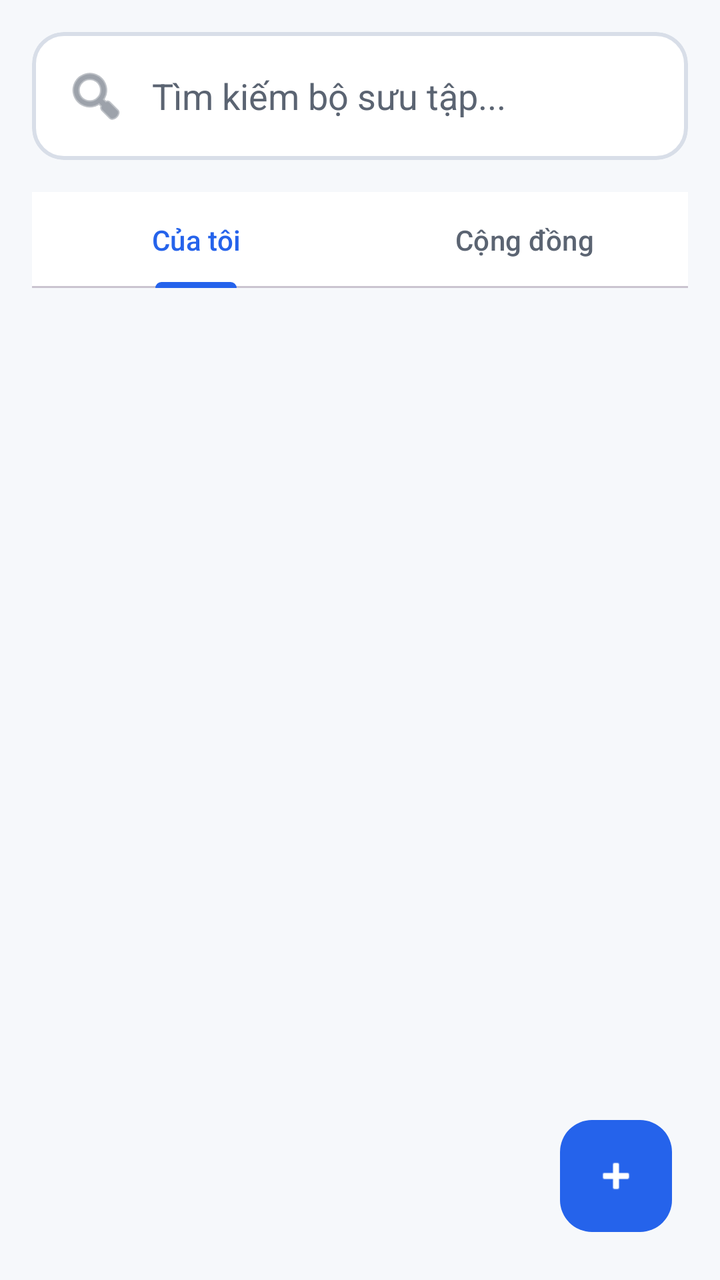
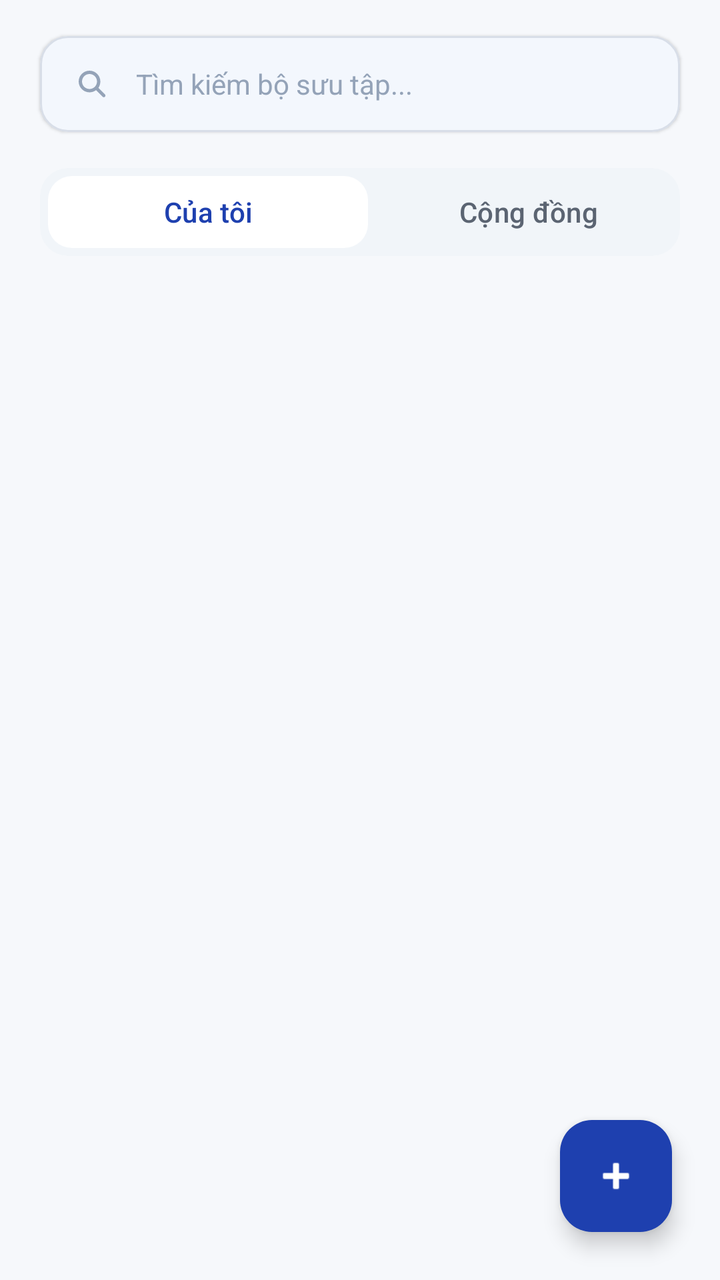

An Android layout rendered at two revisions. The XML below is the earlier revision; the diff shows what the commit changed to produce the second picture.
<!-- AndroidManifest.xml: application theme Theme.ObjectLanguage -->
<!-- res/layout/fragment_collection_list.xml -->
<?xml version="1.0" encoding="utf-8"?>
<androidx.coordinatorlayout.widget.CoordinatorLayout
    xmlns:android="http://schemas.android.com/apk/res/android"
    xmlns:app="http://schemas.android.com/apk/res-auto"
    android:layout_width="match_parent"
    android:layout_height="match_parent"
    android:background="@color/background">

    <LinearLayout
        android:layout_width="match_parent"
        android:layout_height="match_parent"
        android:orientation="vertical">

        <com.google.android.material.card.MaterialCardView
            android:layout_width="match_parent"
            android:layout_height="wrap_content"
            android:layout_margin="16dp"
            app:cardBackgroundColor="@color/surface"
            app:cardElevation="0dp"
            app:strokeWidth="2dp"
            app:strokeColor="@color/divider"
            app:cardCornerRadius="16dp">

            <EditText
                android:id="@+id/searchEditText"
                android:layout_width="match_parent"
                android:layout_height="wrap_content"
                android:padding="16dp"
                android:hint="@string/collection_search_hint"
                android:textColorHint="@color/text_secondary"
                android:textColor="@color/text_primary"
                android:drawableStart="@android:drawable/ic_menu_search"
                android:drawablePadding="12dp"
                android:drawableTint="@color/text_secondary"
                android:background="@android:color/transparent"
                android:inputType="text" />

        </com.google.android.material.card.MaterialCardView>

        <com.google.android.material.tabs.TabLayout
            android:id="@+id/tabLayout"
            android:layout_width="match_parent"
            android:layout_height="wrap_content"
            android:layout_marginStart="16dp"
            android:layout_marginEnd="16dp"
            android:layout_marginBottom="8dp"
            app:tabMode="fixed"
            app:tabGravity="fill"
            app:tabSelectedTextColor="@color/primary"
            app:tabTextColor="@color/text_secondary"
            app:tabIndicatorColor="@color/primary"
            app:tabRippleColor="@null">

            <com.google.android.material.tabs.TabItem
                android:layout_width="wrap_content"
                android:layout_height="wrap_content"
                android:text="@string/collection_tab_mine" />

            <com.google.android.material.tabs.TabItem
                android:layout_width="wrap_content"
                android:layout_height="wrap_content"
                android:text="@string/collection_tab_community" />

        </com.google.android.material.tabs.TabLayout>

        <FrameLayout
            android:id="@+id/myCollectionsContainer"
            android:layout_width="match_parent"
            android:layout_height="0dp"
            android:layout_weight="1">

            <androidx.recyclerview.widget.RecyclerView
                android:id="@+id/recyclerViewCollections"
                android:layout_width="match_parent"
                android:layout_height="match_parent"
                android:clipToPadding="false"
                android:padding="8dp" />

            <LinearLayout
                android:id="@+id/emptyStateLayout"
                android:layout_width="match_parent"
                android:layout_height="match_parent"
                android:orientation="vertical"
                android:gravity="center"
                android:visibility="gone">

                <TextView
                    android:layout_width="wrap_content"
                    android:layout_height="wrap_content"
                    android:text="📚"
                    android:textSize="64sp"
                    android:layout_marginBottom="16dp" />

                <TextView
                    android:layout_width="wrap_content"
                    android:layout_height="wrap_content"
                    android:text="@string/collection_empty_title"
                    android:textColor="@color/text_primary"
                    android:textSize="20sp"
                    android:textStyle="bold"
                    android:layout_marginBottom="8dp" />

                <TextView
                    android:layout_width="wrap_content"
                    android:layout_height="wrap_content"
                    android:text="@string/collection_empty_subtitle"
                    android:textAlignment="center"
                    android:textColor="@color/text_secondary" />

            </LinearLayout>

        </FrameLayout>

        <FrameLayout
            android:id="@+id/communityContainer"
            android:layout_width="match_parent"
            android:layout_height="0dp"
            android:layout_weight="1"
            android:visibility="gone">

            <androidx.recyclerview.widget.RecyclerView
                android:id="@+id/recyclerViewPublicCollections"
                android:layout_width="match_parent"
                android:layout_height="match_parent"
                android:clipToPadding="false"
                android:padding="8dp" />

            <LinearLayout
                android:id="@+id/communityEmptyState"
                android:layout_width="match_parent"
                android:layout_height="match_parent"
                android:orientation="vertical"
                android:gravity="center"
                android:visibility="gone">

                <TextView
                    android:layout_width="wrap_content"
                    android:layout_height="wrap_content"
                    android:text="🌐"
                    android:textSize="64sp"
                    android:layout_marginBottom="16dp" />

                <TextView
                    android:layout_width="wrap_content"
                    android:layout_height="wrap_content"
                    android:text="@string/collection_community_empty_title"
                    android:textColor="@color/text_primary"
                    android:textSize="20sp"
                    android:textStyle="bold"
                    android:layout_marginBottom="8dp" />

                <TextView
                    android:layout_width="wrap_content"
                    android:layout_height="wrap_content"
                    android:text="@string/collection_community_empty_subtitle"
                    android:textAlignment="center"
                    android:textColor="@color/text_secondary" />

            </LinearLayout>

        </FrameLayout>

        <ProgressBar
            android:id="@+id/progressBar"
            android:layout_width="wrap_content"
            android:layout_height="wrap_content"
            android:layout_gravity="center"
            android:visibility="gone" />

    </LinearLayout>

    <com.google.android.material.floatingactionbutton.FloatingActionButton
        android:id="@+id/fabAddCollection"
        android:layout_width="wrap_content"
        android:layout_height="wrap_content"
        android:layout_gravity="bottom|end"
        android:layout_margin="24dp"
        app:backgroundTint="@color/primary"
        app:tint="@color/text_on_primary"
        app:elevation="0dp"
        android:contentDescription="@string/collection_cd_add"
        app:srcCompat="@android:drawable/ic_input_add" />

</androidx.coordinatorlayout.widget.CoordinatorLayout>
<!-- resources referenced by this layout -->
<resources>
  <color name="background">#F6F8FB</color>
  <color name="divider">#D8DEE8</color>
  <color name="primary">#2563EB</color>
  <color name="surface">#FFFFFF</color>
  <color name="text_on_primary">#FFFFFF</color>
  <color name="text_primary">#111827</color>
  <color name="text_secondary">#5B6472</color>
  <string name="collection_cd_add">Thêm bộ sưu tập</string>
  <string name="collection_community_empty_subtitle">Hãy là người đầu tiên chia sẻ!</string>
  <string name="collection_community_empty_title">Chưa có bộ sưu tập công khai</string>
  <string name="collection_empty_subtitle">Tạo bộ sưu tập đầu tiên\nđể sắp xếp từ vựng của bạn</string>
  <string name="collection_empty_title">Chưa có bộ sưu tập</string>
  <string name="collection_search_hint">Tìm kiếm bộ sưu tập...</string>
  <string name="collection_tab_community">Cộng đồng</string>
  <string name="collection_tab_mine">Của tôi</string>
  <color name="primary_dark">#1E40AF</color>
  <color name="secondary">#16A34A</color>
  <color name="bottom_nav_bg">#FFFFFF</color>
  <style name="Widget.App.BottomNav.ActiveIndicator" parent="Widget.Material3.BottomNavigationView.ActiveIndicator">
          <item name="android:color">@color/surface_variant</item>
          <item name="shapeAppearance">@style/ShapeAppearance.App.SmallComponent</item>
      </style>
  <color name="primary_light">#DBEAFE</color>
  <color name="surface_variant">#EAF0F7</color>
  <style name="ShapeAppearance.App.SmallComponent" parent="ShapeAppearance.Material3.SmallComponent">
          <item name="cornerSize">14dp</item>
      </style>
  <!-- unchanged entries left out for length: 3 -->
</resources>

<!-- the commit's change to res/layout/fragment_collection_list.xml (unified diff, before → after) -->
@@ -13,55 +13,94 @@
 
         <com.google.android.material.card.MaterialCardView
             android:layout_width="match_parent"
-            android:layout_height="wrap_content"
-            android:layout_margin="16dp"
+            android:layout_height="48dp"
+            android:layout_marginStart="20dp"
+            android:layout_marginTop="18dp"
+            android:layout_marginEnd="20dp"
+            android:layout_marginBottom="18dp"
             app:cardBackgroundColor="@color/surface"
+            app:cardCornerRadius="14dp"
+            app:cardElevation="1dp"
+            app:strokeColor="@color/divider"
+            app:strokeWidth="1dp">
+
+            <LinearLayout
+                android:layout_width="match_parent"
+                android:layout_height="match_parent"
+                android:gravity="center_vertical"
+                android:orientation="horizontal">
+
+                <ImageView
+                    android:layout_width="20dp"
+                    android:layout_height="20dp"
+                    android:layout_marginStart="16dp"
+                    android:src="@drawable/ic_search"
+                    app:tint="@color/text_muted" />
+
+                <EditText
+                    android:id="@+id/searchEditText"
+                    android:layout_width="0dp"
+                    android:layout_height="match_parent"
+                    android:layout_weight="1"
+                    android:background="@android:color/transparent"
+                    android:gravity="center_vertical"
+                    android:hint="@string/collection_search_hint"
+                    android:inputType="text"
+                    android:maxLines="1"
+                    android:paddingStart="12dp"
+                    android:paddingEnd="16dp"
+                    android:textColor="@color/text_primary"
+                    android:textColorHint="@color/text_muted"
+                    android:textSize="14sp" />
+
+            </LinearLayout>
+
+        </com.google.android.material.card.MaterialCardView>
+
+        <com.google.android.material.card.MaterialCardView
+            android:layout_width="match_parent"
+            android:layout_height="44dp"
+            android:layout_marginStart="20dp"
+            android:layout_marginEnd="20dp"
+            android:layout_marginBottom="12dp"
+            app:cardBackgroundColor="@color/surface_soft"
+            app:cardCornerRadius="14dp"
             app:cardElevation="0dp"
-            app:strokeWidth="2dp"
-            app:strokeColor="@color/divider"
-            app:cardCornerRadius="16dp">
-
-            <EditText
-                android:id="@+id/searchEditText"
-                android:layout_width="match_parent"
-                android:layout_height="wrap_content"
-                android:padding="16dp"
-                android:hint="@string/collection_search_hint"
-                android:textColorHint="@color/text_secondary"
-                android:textColor="@color/text_primary"
-                android:drawableStart="@android:drawable/ic_menu_search"
-                android:drawablePadding="12dp"
-                android:drawableTint="@color/text_secondary"
+            app:strokeWidth="0dp">
+
+            <com.google.android.material.tabs.TabLayout
+                android:id="@+id/tabLayout"
+                android:layout_width="match_parent"
+                android:layout_height="match_parent"
+                android:padding="4dp"
                 android:background="@android:color/transparent"
-                android:inputType="text" />
+                app:tabBackground="@android:color/transparent"
+                app:tabGravity="fill"
+                app:tabIndicator="@drawable/bg_collection_tab_indicator"
+                app:tabIndicatorColor="@color/surface"
+                app:tabIndicatorFullWidth="true"
+                app:tabIndicatorGravity="stretch"
+                app:tabMinWidth="0dp"
+                app:tabMode="fixed"
+                app:tabPaddingEnd="0dp"
+                app:tabPaddingStart="0dp"
+                app:tabRippleColor="@null"
+                app:tabSelectedTextColor="@color/primary_dark"
+                app:tabTextColor="@color/text_secondary">
+
+                <com.google.android.material.tabs.TabItem
+                    android:layout_width="wrap_content"
+                    android:layout_height="wrap_content"
+                    android:text="@string/collection_tab_mine" />
+
+                <com.google.android.material.tabs.TabItem
+                    android:layout_width="wrap_content"
+                    android:layout_height="wrap_content"
+                    android:text="@string/collection_tab_community" />
+
+            </com.google.android.material.tabs.TabLayout>
 
         </com.google.android.material.card.MaterialCardView>
-
-        <com.google.android.material.tabs.TabLayout
-            android:id="@+id/tabLayout"
-            android:layout_width="match_parent"
-            android:layout_height="wrap_content"
-            android:layout_marginStart="16dp"
-            android:layout_marginEnd="16dp"
-            android:layout_marginBottom="8dp"
-            app:tabMode="fixed"
-            app:tabGravity="fill"
-            app:tabSelectedTextColor="@color/primary"
-            app:tabTextColor="@color/text_secondary"
-            app:tabIndicatorColor="@color/primary"
-            app:tabRippleColor="@null">
-
-            <com.google.android.material.tabs.TabItem
-                android:layout_width="wrap_content"
-                android:layout_height="wrap_content"
-                android:text="@string/collection_tab_mine" />
-
-            <com.google.android.material.tabs.TabItem
-                android:layout_width="wrap_content"
-                android:layout_height="wrap_content"
-                android:text="@string/collection_tab_community" />
-
-        </com.google.android.material.tabs.TabLayout>
 
         <FrameLayout
             android:id="@+id/myCollectionsContainer"
@@ -74,38 +113,42 @@
                 android:layout_width="match_parent"
                 android:layout_height="match_parent"
                 android:clipToPadding="false"
-                android:padding="8dp" />
+                android:paddingTop="2dp"
+                android:paddingBottom="104dp" />
 
             <LinearLayout
                 android:id="@+id/emptyStateLayout"
                 android:layout_width="match_parent"
                 android:layout_height="match_parent"
+                android:gravity="center"
                 android:orientation="vertical"
-                android:gravity="center"
+                android:paddingStart="32dp"
+                android:paddingEnd="32dp"
                 android:visibility="gone">
 
-                <TextView
-                    android:layout_width="wrap_content"
-                    android:layout_height="wrap_content"
-                    android:text="📚"
-                    android:textSize="64sp"
-                    android:layout_marginBottom="16dp" />
-
-                <TextView
-                    android:layout_width="wrap_content"
-                    android:layout_height="wrap_content"
+                <ImageView
+                    android:layout_width="64dp"
+                    android:layout_height="64dp"
+                    android:layout_marginBottom="16dp"
+                    android:src="@drawable/ic_book"
+                    app:tint="@color/text_muted" />
+
+                <TextView
+                    android:layout_width="wrap_content"
+                    android:layout_height="wrap_content"
+                    android:layout_marginBottom="8dp"
                     android:text="@string/collection_empty_title"
                     android:textColor="@color/text_primary"
                     android:textSize="20sp"
-                    android:textStyle="bold"
-                    android:layout_marginBottom="8dp" />
-
-                <TextView
-                    android:layout_width="wrap_content"
-                    android:layout_height="wrap_content"
+                    android:textStyle="bold" />
+
+                <TextView
+                    android:layout_width="wrap_content"
+                    android:layout_height="wrap_content"
+                    android:gravity="center"
                     android:text="@string/collection_empty_subtitle"
-                    android:textAlignment="center"
-                    android:textColor="@color/text_secondary" />
+                    android:textColor="@color/text_secondary"
+                    android:textSize="14sp" />
 
             </LinearLayout>
 
@@ -123,51 +166,55 @@
                 android:layout_width="match_parent"
                 android:layout_height="match_parent"
                 android:clipToPadding="false"
-                android:padding="8dp" />
+                android:paddingTop="2dp"
+                android:paddingBottom="32dp" />
 
             <LinearLayout
                 android:id="@+id/communityEmptyState"
                 android:layout_width="match_parent"
                 android:layout_height="match_parent"
+                android:gravity="center"
                 android:orientation="vertical"
-                android:gravity="center"
+                android:paddingStart="32dp"
+                android:paddingEnd="32dp"
                 android:visibility="gone">
 
-                <TextView
-                    android:layout_width="wrap_content"
-                    android:layout_height="wrap_content"
-                    android:text="🌐"
-                    android:textSize="64sp"
-                    android:layout_marginBottom="16dp" />
-
-                <TextView
-                    android:layout_width="wrap_content"
-                    android:layout_height="wrap_content"
+                <ImageView
+                    android:layout_width="64dp"
+                    android:layout_height="64dp"
+                    android:layout_marginBottom="16dp"
+                    android:src="@drawable/ic_folder_outline"
+                    app:tint="@color/text_muted" />
+
+                <TextView
+                    android:layout_width="wrap_content"
+                    android:layout_height="wrap_content"
+                    android:layout_marginBottom="8dp"
                     android:text="@string/collection_community_empty_title"
                     android:textColor="@color/text_primary"
                     android:textSize="20sp"
-                    android:textStyle="bold"
-                    android:layout_marginBottom="8dp" />
-
-                <TextView
-                    android:layout_width="wrap_content"
-                    android:layout_height="wrap_content"
+                    android:textStyle="bold" />
+
+                <TextView
+                    android:layout_width="wrap_content"
+                    android:layout_height="wrap_content"
+                    android:gravity="center"
                     android:text="@string/collection_community_empty_subtitle"
-                    android:textAlignment="center"
-                    android:textColor="@color/text_secondary" />
+                    android:textColor="@color/text_secondary"
+                    android:textSize="14sp" />
 
             </LinearLayout>
 
         </FrameLayout>
 
-        <ProgressBar
-            android:id="@+id/progressBar"
-            android:layout_width="wrap_content"
-            android:layout_height="wrap_content"
-            android:layout_gravity="center"
-            android:visibility="gone" />
-
     </LinearLayout>
+
+    <ProgressBar
+        android:id="@+id/progressBar"
+        android:layout_width="wrap_content"
+        android:layout_height="wrap_content"
+        android:layout_gravity="center"
+        android:visibility="gone" />
 
     <com.google.android.material.floatingactionbutton.FloatingActionButton
         android:id="@+id/fabAddCollection"
@@ -175,10 +222,9 @@
         android:layout_height="wrap_content"
         android:layout_gravity="bottom|end"
         android:layout_margin="24dp"
-        app:backgroundTint="@color/primary"
-        app:tint="@color/text_on_primary"
-        app:elevation="0dp"
         android:contentDescription="@string/collection_cd_add"
-        app:srcCompat="@android:drawable/ic_input_add" />
+        app:backgroundTint="@color/primary_dark"
+        app:srcCompat="@android:drawable/ic_input_add"
+        app:tint="@color/text_on_primary" />
 
 </androidx.coordinatorlayout.widget.CoordinatorLayout>
<!-- resource entries referenced after the edit -->
@@ -4,9 +4,55 @@
   <color name="divider">#D8DEE8</color>
   <color name="primary">#2563EB</color>
   <color name="surface">#FFFFFF</color>
+  <color name="surface_soft">#F1F5F9</color>
+  <color name="text_muted">#94A3B8</color>
   <color name="text_on_primary">#FFFFFF</color>
   <color name="text_primary">#111827</color>
   <color name="text_secondary">#5B6472</color>
+  <!-- drawable bg_collection_tab_indicator (drawable) -->
+  <?xml version="1.0" encoding="utf-8"?>
+  <shape xmlns:android="http://schemas.android.com/apk/res/android"
+      android:shape="rectangle">
+      <solid android:color="@color/surface" />
+      <corners android:radius="12dp" />
+  </shape>
+  <!-- drawable ic_book (drawable) -->
+  <vector xmlns:android="http://schemas.android.com/apk/res/android"
+      android:width="24dp"
+      android:height="24dp"
+      android:viewportWidth="24"
+      android:viewportHeight="24"
+      android:tint="?attr/colorControlNormal">
+      <path
+          android:fillColor="@android:color/white"
+          android:pathData="M18,2H6c-1.1,0 -2,0.9 -2,2v16c0,1.1 0.9,2 2,2h12c1.1,0 2,-0.9 2,-2V4c0,-1.1 -0.9,-2 -2,-2zM6,4h5v8l-2.5,-1.5L6,12V4z"/>
+  </vector>
+  <!-- drawable ic_folder_outline (drawable) -->
+  <?xml version="1.0" encoding="utf-8"?>
+  <vector xmlns:android="http://schemas.android.com/apk/res/android"
+      android:width="24dp"
+      android:height="24dp"
+      android:viewportWidth="24"
+      android:viewportHeight="24">
+      <path
+          android:fillColor="@android:color/transparent"
+          android:pathData="M3,7.5C3,6.12 4.12,5 5.5,5H9.2C9.9,5 10.56,5.33 10.98,5.89L12,7.25H18.5C19.88,7.25 21,8.37 21,9.75V16.5C21,17.88 19.88,19 18.5,19H5.5C4.12,19 3,17.88 3,16.5V7.5Z"
+          android:strokeColor="#111827"
+          android:strokeLineCap="round"
+          android:strokeLineJoin="round"
+          android:strokeWidth="1.8" />
+  </vector>
+  <!-- drawable ic_search (drawable) -->
+  <?xml version="1.0" encoding="utf-8"?>
+  <vector xmlns:android="http://schemas.android.com/apk/res/android"
+      android:width="24dp"
+      android:height="24dp"
+      android:viewportWidth="24"
+      android:viewportHeight="24">
+      <path
+          android:fillColor="#111827"
+          android:pathData="M10.5,4C6.91,4 4,6.91 4,10.5C4,14.09 6.91,17 10.5,17C11.97,17 13.32,16.51 14.41,15.69L18.36,19.64C18.75,20.03 19.39,20.03 19.78,19.64C20.17,19.25 20.17,18.61 19.78,18.22L15.87,14.31C16.58,13.25 17,11.94 17,10.5C17,6.91 14.09,4 10.5,4ZM6,10.5C6,8.01 8.01,6 10.5,6C12.99,6 15,8.01 15,10.5C15,12.99 12.99,15 10.5,15C8.01,15 6,12.99 6,10.5Z" />
+  </vector>
   <string name="collection_cd_add">Thêm bộ sưu tập</string>
   <string name="collection_community_empty_subtitle">Hãy là người đầu tiên chia sẻ!</string>
   <string name="collection_community_empty_title">Chưa có bộ sưu tập công khai</string>
